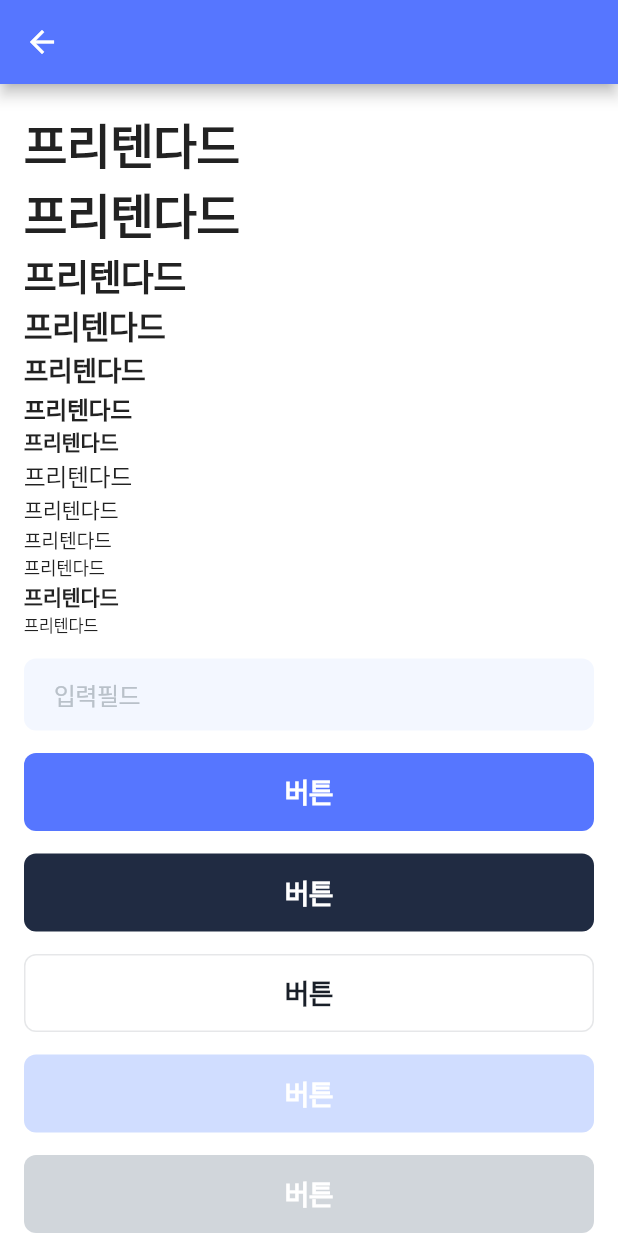
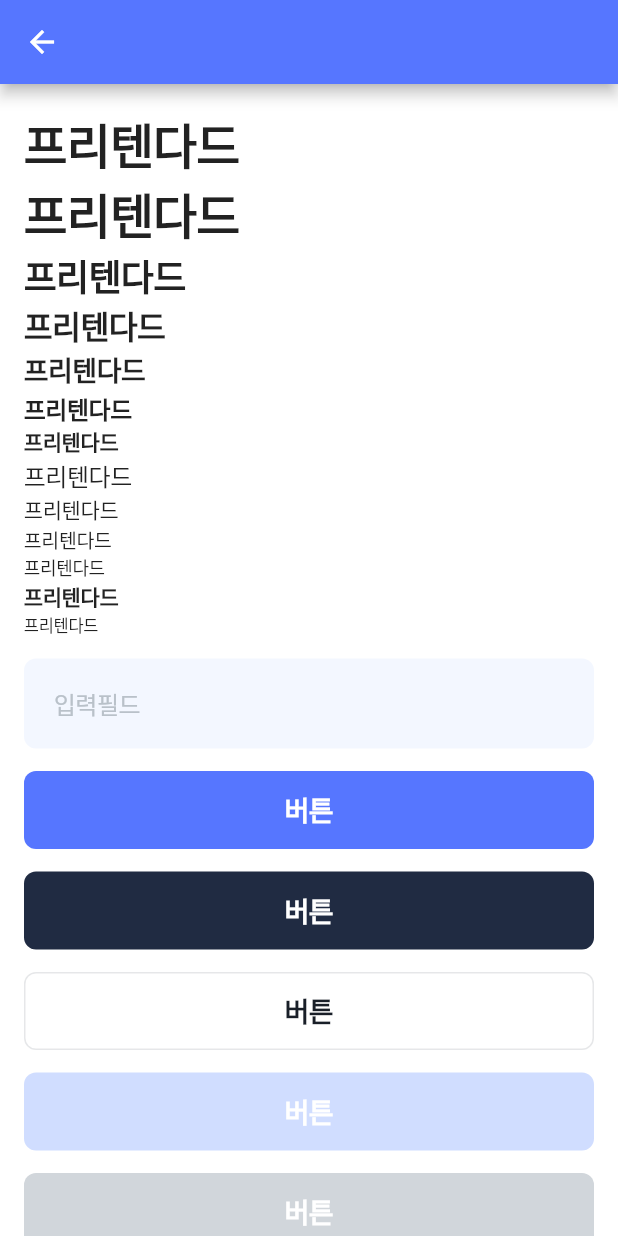
Before and after one commit to rbgus2002/cactusdy, a Flutter app: the DesignTestRoute screen opened directly, on a phone screen of 412 x 824 dp. Run offline on Flutter 3.47's test engine with Material 2 defaults, Android fonts, the phone set to English and light mode, and no system bars; our stand-ins replace cached_network_image, device_info_plus, firebase_core, firebase_messaging, flutter_colorpicker, flutter_local_notifications and 3 more; accounts and stored records are empty; Roboto replaces fonts that are missing (Pretendard).

Commit message:
[F] feat: 입력 필드 높이가 버튼과 같도록 설정

```diff
--- a/frontend/lib/themes/color_styles.dart
+++ b/frontend/lib/themes/color_styles.dart
@@ -7,8 +7,8 @@ class ColorStyles {
   static const Color secondColor  = Color(0xFF202B42);
 
   static const Color errorColor = Color(0xFFFF4747);
-  static const Color darkDim    = Color(0xB3000000);  // opacity 70%
-  static const Color dim        = Color(0xB3191F28);  // opacity 70%
+  static const Color darkDim    = Color(0xB3000000);  // opacity 70% : B3
+  static const Color dim        = Color(0xB3191F28);  // opacity 70% : B3
 
   /// Color chip for light mode
   static const Color _blue         = Color(0xFFE3F1FF);
--- a/frontend/lib/themes/design.dart
+++ b/frontend/lib/themes/design.dart
@@ -9,8 +9,14 @@ class Design {
   static const BorderRadius borderRadiusSmall = BorderRadius.all(Radius.circular(borderRadiusValueSmall));
   static const BorderRadius borderRadius = BorderRadius.all(Radius.circular(borderRadiusValue));
 
-  static const EdgeInsets buttonPadding = EdgeInsets.fromLTRB(20, 10, 20, 10);
-  static const double buttonContentHeight = 32.0;
+
+  static const double _buttonTargetHeight = 52;
+
+  static const EdgeInsets buttonPadding     = EdgeInsets.symmetric(vertical: 10, horizontal: 20);
+  static const EdgeInsets textFieldPadding  = EdgeInsets.symmetric(vertical: 18, horizontal: 20);
+  // textFieldPadding.vertical = (_buttonTargetHeight - body1.fontHeight:20) / 2);
+
+  static const double buttonContentHeight = 32; //_buttonTargetHeight - buttonPadding.vertical * 2;
 
   static const EdgeInsets toastPadding = EdgeInsets.fromLTRB(16, 10, 16, 10);
   static const double toastHeight = 44.0;
--- a/frontend/lib/widgets/input_field.dart
+++ b/frontend/lib/widgets/input_field.dart
@@ -7,11 +7,13 @@ import 'package:group_study_app/themes/text_styles.dart';
 class InputField extends StatefulWidget {
   final String? hintText;
   final FormFieldValidator<String>? validator;
+  final int? maxLength;
 
   const InputField({
     Key? key,
     this.hintText,
     this.validator,
+    this.maxLength,
   }) : super(key: key);
 
   @override
@@ -37,12 +39,13 @@ class InputFieldState extends State<InputField> {
   @override
   Widget build(BuildContext context) {
     final additionalColor = Theme.of(context).extension<AdditionalColor>()!;
-
     return TextField(
       controller: _textEditingController,
       style: TextStyles.body1,
+      maxLength: widget.maxLength,
+      maxLines: 1,
       decoration: InputDecoration(
-        contentPadding: Design.buttonPadding,
+        contentPadding: Design.textFieldPadding,
 
         hintText: widget.hintText,
         hintStyle: TextStyles.body1.copyWith(
```
